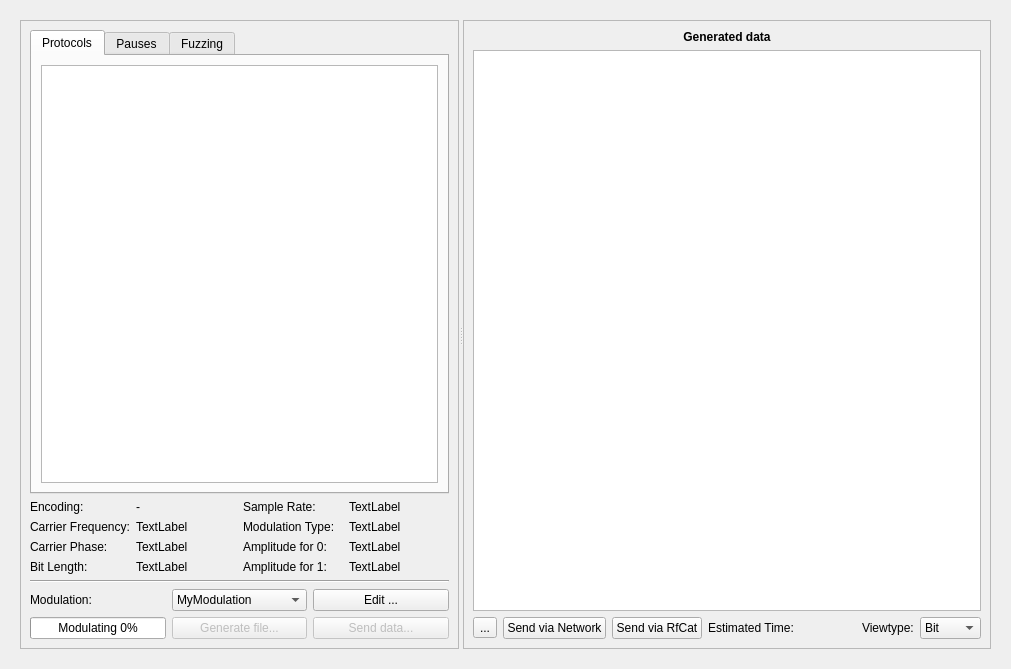
Before: the Qt Designer form ui/generator.ui in jopohl/urh, drawn with Qt 5.
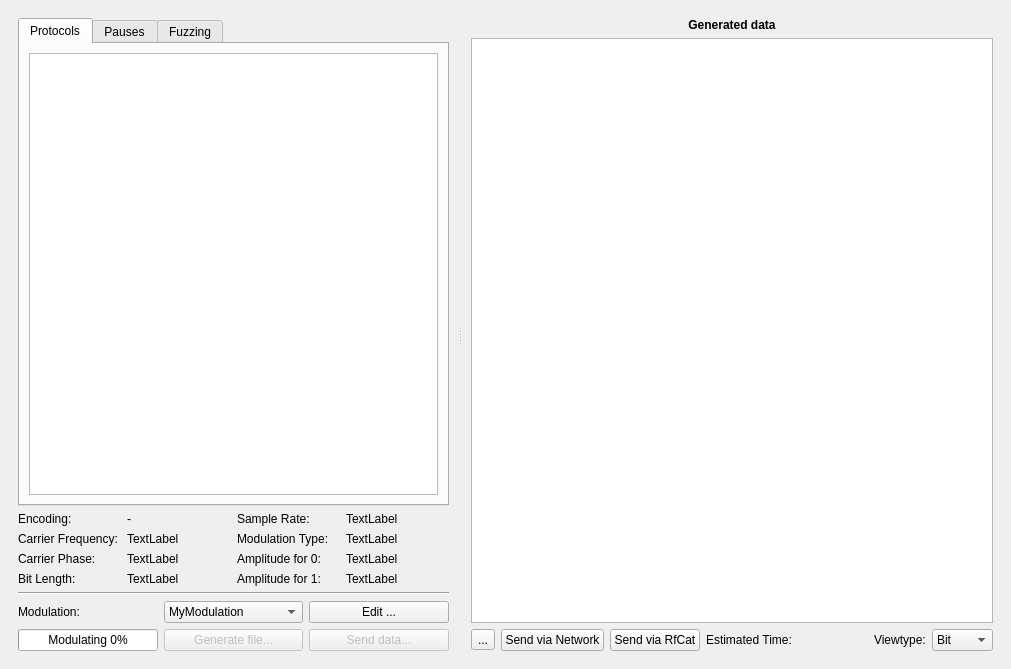
After: the same form once the commit is applied. Icons and pictures are not drawn. Custom widgets are drawn as their Qt base class.

Commit message: remove unneeded frames and borders in ui

What changed in the file:
```diff
--- a/ui/generator.ui
+++ b/ui/generator.ui
@@ -14,13 +14,28 @@
    <string>Form</string>
   </property>
   <layout class="QVBoxLayout" name="verticalLayout_2">
+   <property name="spacing">
+    <number>0</number>
+   </property>
+   <property name="leftMargin">
+    <number>0</number>
+   </property>
+   <property name="topMargin">
+    <number>0</number>
+   </property>
+   <property name="rightMargin">
+    <number>0</number>
+   </property>
+   <property name="bottomMargin">
+    <number>0</number>
+   </property>
    <item>
     <widget class="QScrollArea" name="scrollArea">
      <property name="frameShape">
       <enum>QFrame::NoFrame</enum>
      </property>
      <property name="frameShadow">
-      <enum>QFrame::Plain</enum>
+      <enum>QFrame::Sunken</enum>
      </property>
      <property name="widgetResizable">
       <bool>true</bool>
@@ -30,8 +45,8 @@
        <rect>
         <x>0</x>
         <y>0</y>
-        <width>1100</width>
-        <height>637</height>
+        <width>1238</width>
+        <height>656</height>
        </rect>
       </property>
       <layout class="QVBoxLayout" name="verticalLayout_3">
@@ -42,7 +57,7 @@
          </property>
          <widget class="QFrame" name="frame_2">
           <property name="frameShape">
-           <enum>QFrame::StyledPanel</enum>
+           <enum>QFrame::NoFrame</enum>
           </property>
           <property name="frameShadow">
            <enum>QFrame::Raised</enum>
@@ -431,7 +446,7 @@
          </widget>
          <widget class="QFrame" name="frame">
           <property name="frameShape">
-           <enum>QFrame::StyledPanel</enum>
+           <enum>QFrame::NoFrame</enum>
           </property>
           <property name="frameShadow">
            <enum>QFrame::Raised</enum>
```
Left out of the diff: 15 changed lines with no effect on the pictures. The commit also changes 12 other files.
